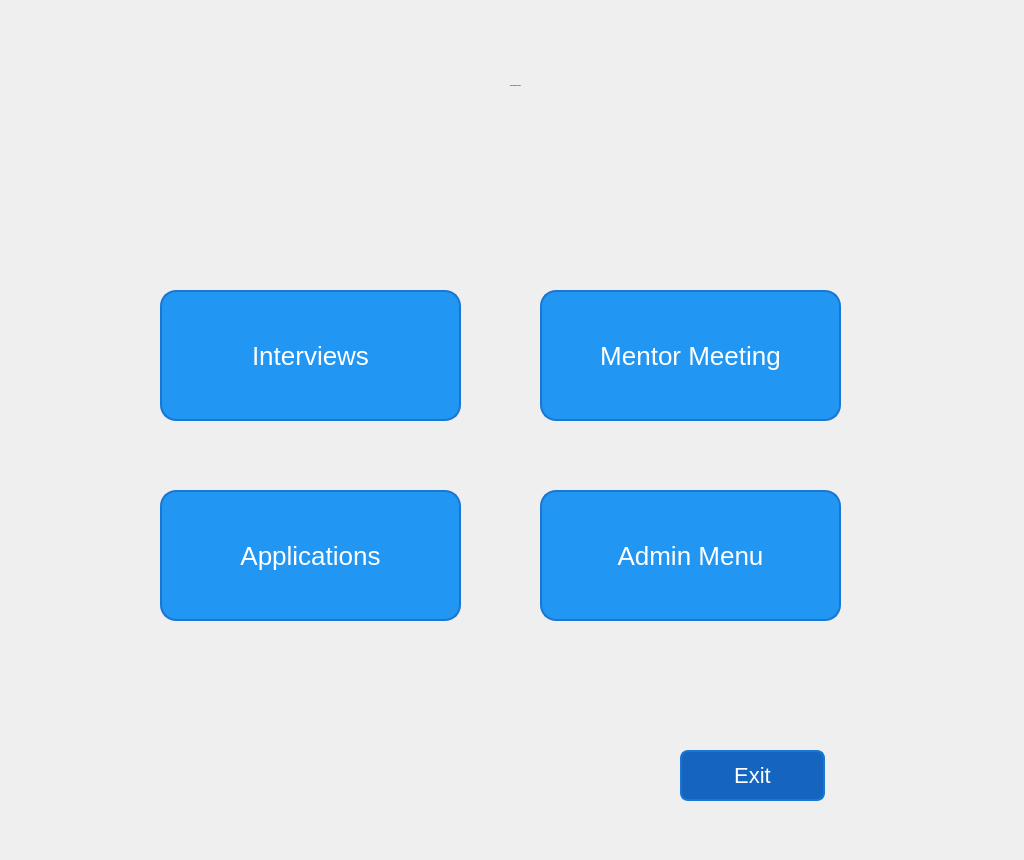
Old version of the form Customer Relationship Management/ui folders/preference_menu_admin.ui in the repository Harriery/my-python-projects.
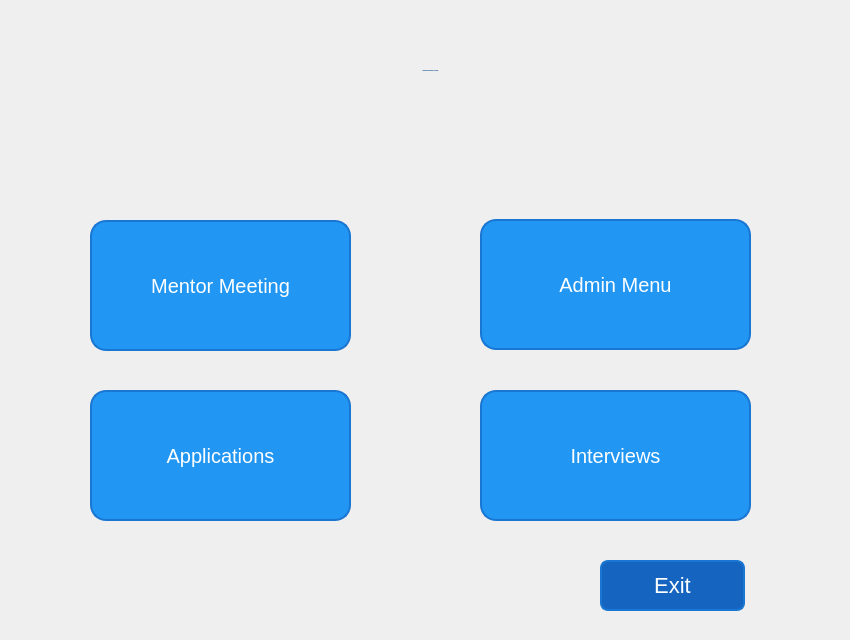
New version of the form. Icons and pictures are not drawn.

Patch:
```diff
--- a/Customer Relationship Management/ui folders/preference_menu_admin.ui
+++ b/Customer Relationship Management/ui folders/preference_menu_admin.ui
@@ -6,20 +6,20 @@
    <rect>
     <x>0</x>
     <y>0</y>
-    <width>1024</width>
-    <height>860</height>
+    <width>850</width>
+    <height>640</height>
    </rect>
   </property>
   <property name="minimumSize">
    <size>
-    <width>1024</width>
-    <height>860</height>
+    <width>850</width>
+    <height>640</height>
    </size>
   </property>
   <property name="maximumSize">
    <size>
-    <width>1024</width>
-    <height>860</height>
+    <width>850</width>
+    <height>640</height>
    </size>
   </property>
   <property name="windowTitle">
@@ -36,7 +36,7 @@
     border-radius: 16px;
     border: 2px solid #1976D2;
     padding: 10px 20px;
-    font-size: 26px;
+    font-size: 20px;
     color: white;
     box-shadow: 0 4px #1976D2;
     transition: all 0.3s ease-in-out;
@@ -60,10 +60,10 @@
   <widget class="QLabel" name="preference_title_label">
    <property name="geometry">
     <rect>
-     <x>-20</x>
+     <x>0</x>
      <y>0</y>
-     <width>1071</width>
-     <height>171</height>
+     <width>861</width>
+     <height>141</height>
     </rect>
    </property>
    <property name="font">
@@ -89,7 +89,7 @@
 </string>
    </property>
    <property name="text">
-    <string>PREFERENCE MENU</string>
+    <string>PREFERENCE MENU (ADMIN)</string>
    </property>
    <property name="alignment">
     <set>Qt::AlignCenter</set>
@@ -98,8 +98,8 @@
   <widget class="QPushButton" name="pushButton_Exit">
    <property name="geometry">
     <rect>
-     <x>680</x>
-     <y>750</y>
+     <x>600</x>
+     <y>560</y>
      <width>145</width>
      <height>51</height>
     </rect>
@@ -143,9 +143,9 @@
   <widget class="QPushButton" name="pushButton_adminMenu">
    <property name="geometry">
     <rect>
-     <x>540</x>
-     <y>490</y>
-     <width>301</width>
+     <x>480</x>
+     <y>219</y>
+     <width>271</width>
      <height>131</height>
     </rect>
    </property>
@@ -161,9 +161,9 @@
   <widget class="QPushButton" name="pushButton_mentorMeeting">
    <property name="geometry">
     <rect>
-     <x>540</x>
-     <y>290</y>
-     <width>301</width>
+     <x>90</x>
+     <y>220</y>
+     <width>261</width>
      <height>131</height>
     </rect>
    </property>
@@ -179,9 +179,9 @@
   <widget class="QPushButton" name="pushButton_interviews">
    <property name="geometry">
     <rect>
-     <x>160</x>
-     <y>290</y>
-     <width>301</width>
+     <x>480</x>
+     <y>390</y>
+     <width>271</width>
      <height>131</height>
     </rect>
    </property>
@@ -197,9 +197,9 @@
   <widget class="QPushButton" name="pushButton_applications_2">
    <property name="geometry">
     <rect>
-     <x>160</x>
-     <y>490</y>
-     <width>301</width>
+     <x>90</x>
+     <y>390</y>
+     <width>261</width>
      <height>131</height>
     </rect>
    </property>
```
Left out of the diff: 2 changed lines with no effect on the pictures.
